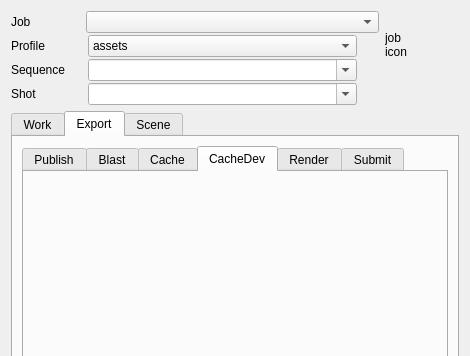
First picture: the form in python/pini/tools/helper/pini_helper.ui, repository CBSDigital/pini-dev, before the edit; both pictures show x 0 to 470 and y 0 to 356 of the 470 by 850 pixel window.
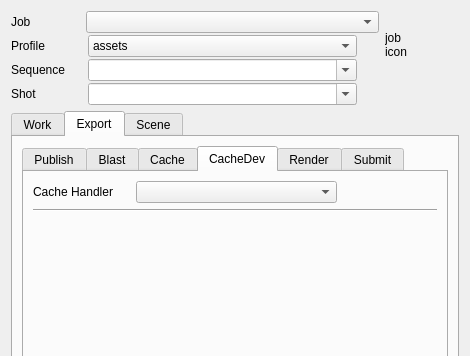
Second picture: the form after the edit. The open tabs and pages were chosen to show the change. Icons and pictures are not drawn. Custom widgets are drawn as their Qt base class.

What changed in the file:
```diff
--- a/python/pini/tools/helper/pini_helper.ui
+++ b/python/pini/tools/helper/pini_helper.ui
@@ -1405,6 +1405,97 @@
           <attribute name="title">
            <string>CacheDev</string>
           </attribute>
+          <layout class="QGridLayout" name="gridLayout_10">
+           <item row="0" column="0">
+            <layout class="QVBoxLayout" name="verticalLayout" stretch="0,0,1">
+             <item>
+              <layout class="QHBoxLayout" name="JobPane_5" stretch="1,2,1">
+               <property name="spacing">
+                <number>2</number>
+               </property>
+               <item>
+                <widget class="QLabel" name="label_12">
+                 <property name="minimumSize">
+                  <size>
+                   <width>0</width>
+                   <height>0</height>
+                  </size>
+                 </property>
+                 <property name="maximumSize">
+                  <size>
+                   <width>16777215</width>
+                   <height>16777215</height>
+                  </size>
+                 </property>
+                 <property name="text">
+                  <string>Cache Handler  </string>
+                 </property>
+                </widget>
+               </item>
+               <item>
+                <widget class="CComboBox" name="ECacheHandler">
+                 <property name="sizePolicy">
+                  <sizepolicy hsizetype="MinimumExpanding" vsizetype="Fixed">
+                   <horstretch>0</horstretch>
+                   <verstretch>0</verstretch>
+                  </sizepolicy>
+                 </property>
+                 <property name="maximumSize">
+                  <size>
+                   <width>16777215</width>
+                   <height>16777215</height>
+                  </size>
+                 </property>
+                 <property name="editable">
+                  <bool>false</bool>
+                 </property>
+                </widget>
+               </item>
+               <item>
+                <spacer name="horizontalSpacer_11">
+                 <property name="orientation">
+                  <enum>Qt::Horizontal</enum>
+                 </property>
+                 <property name="sizeType">
+                  <enum>QSizePolicy::MinimumExpanding</enum>
+                 </property>
+                 <property name="sizeHint" stdset="0">
+                  <size>
+                   <width>20</width>
+                   <height>0</height>
+                  </size>
+                 </property>
+                </spacer>
+               </item>
+              </layout>
+             </item>
+             <item>
+              <widget class="Line" name="line_5">
+               <property name="orientation">
+                <enum>Qt::Horizontal</enum>
+               </property>
+              </widget>
+             </item>
+             <item>
+              <layout class="QVBoxLayout" name="ECacheLyt">
+               <item>
+                <spacer name="verticalSpacer_5">
+                 <property name="orientation">
+                  <enum>Qt::Vertical</enum>
+                 </property>
+                 <property name="sizeHint" stdset="0">
+                  <size>
+                   <width>20</width>
+                   <height>40</height>
+                  </size>
+                 </property>
+                </spacer>
+               </item>
+              </layout>
+             </item>
+            </layout>
+           </item>
+          </layout>
          </widget>
          <widget class="QWidget" name="ERenderTab">
           <attribute name="title">
```
Left out of the diff: 8 changed lines with no effect on the pictures.
